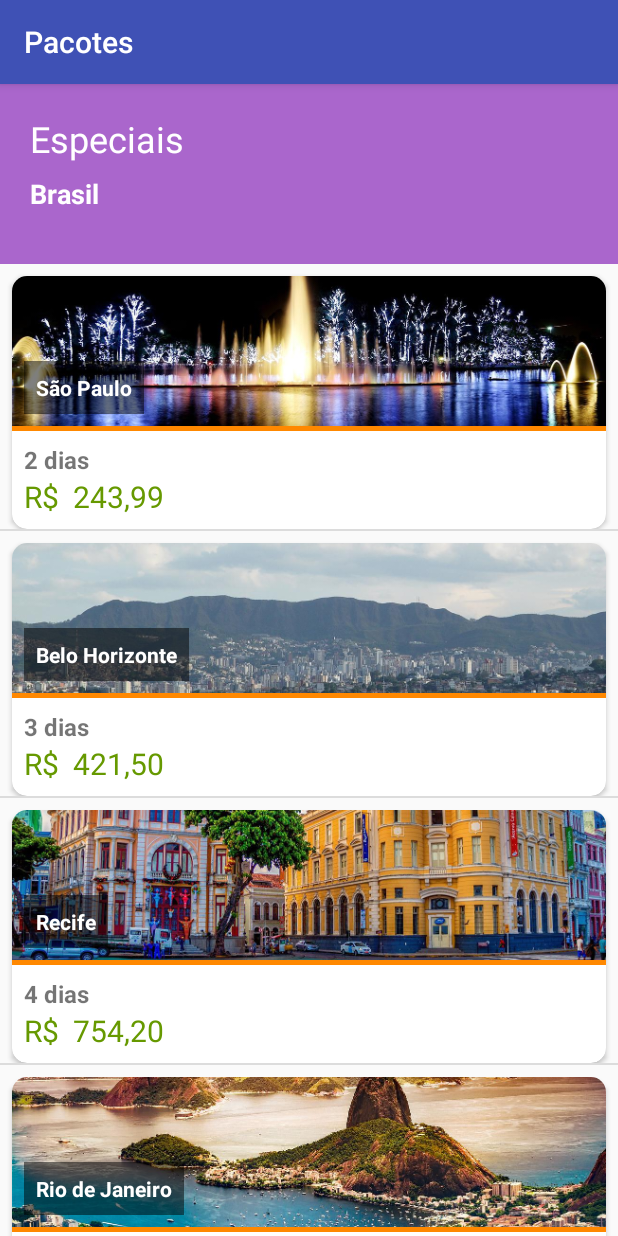
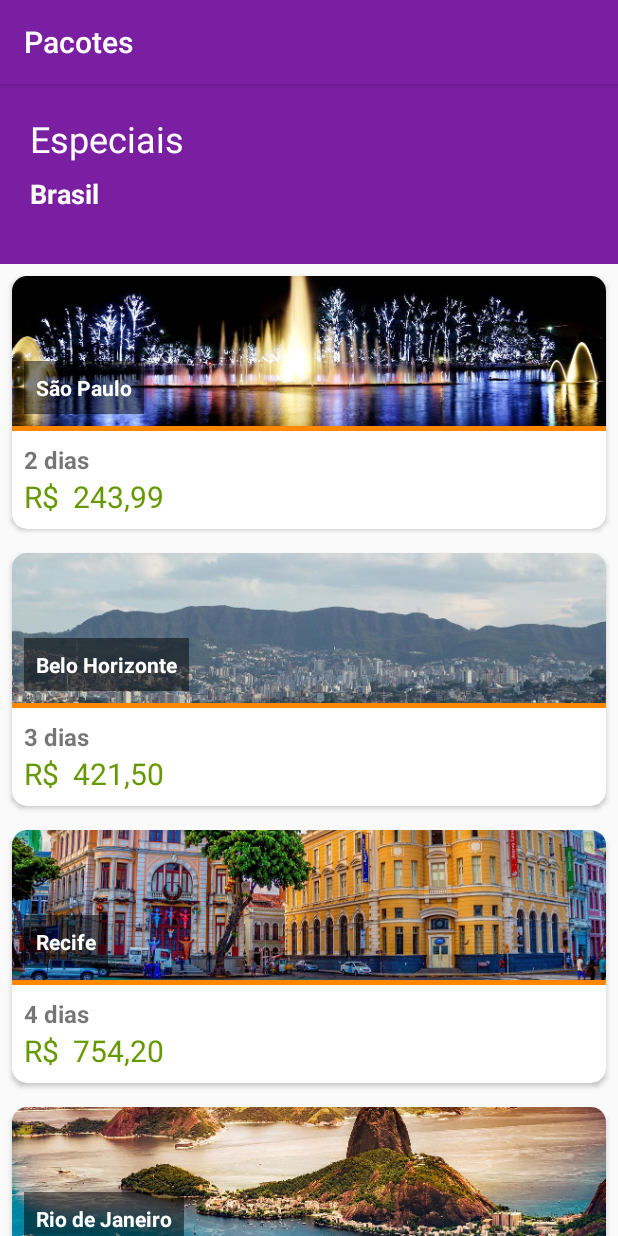
Before and after one commit to JoseAlan/android-design, an Android app: the screen it shows after launch (ListaPacotesActivity), on a phone screen of 412 x 824 dp. Run offline under Robolectric (Android 15) with nearby library versions, the phone set to English and light mode, and no system bars.

Commit message:
Part1 - Refatorando layout.

```diff
--- a/Part1/app/src/main/res/layout/activity_lista_pacotes.xml
+++ b/Part1/app/src/main/res/layout/activity_lista_pacotes.xml
@@ -3,11 +3,10 @@
     xmlns:app="http://schemas.android.com/apk/res-auto"
     xmlns:tools="http://schemas.android.com/tools"
     android:layout_width="match_parent"
-    android:layout_height="match_parent"
-    tools:context="br.com.alura.aluraviagens.ui.activity.ListaPacotesActivity">
+    android:layout_height="match_parent">
 
     <ImageView
-        android:id="@+id/imageView1"
+        android:id="@+id/lista_pacotes_banner_inicial"
         android:layout_width="0dp"
         android:layout_height="120dp"
         app:layout_constraintBottom_toBottomOf="parent"
@@ -15,43 +14,46 @@
         app:layout_constraintStart_toStartOf="parent"
         app:layout_constraintTop_toTopOf="parent"
         app:layout_constraintVertical_bias="0.0"
-        app:srcCompat="@android:color/holo_purple" />
+        app:srcCompat="@color/colorPrimary"
+        android:contentDescription="@string/todos" />
 
     <TextView
-        android:id="@+id/textView"
+        android:id="@+id/lista_pacotes_especiais"
         android:layout_width="wrap_content"
         android:layout_height="wrap_content"
         android:textColor="@android:color/white"
         android:layout_margin="20dp"
-        android:text="Especiais"
+        android:text="@string/especiais"
         android:textSize="24sp"
-        app:layout_constraintBottom_toBottomOf="parent"
-        app:layout_constraintEnd_toEndOf="parent"
+        app:layout_constraintBottom_toBottomOf="@id/lista_pacotes_banner_inicial"
+        app:layout_constraintEnd_toEndOf="@id/lista_pacotes_banner_inicial"
         app:layout_constraintHorizontal_bias="0.0"
-        app:layout_constraintStart_toStartOf="parent"
-        app:layout_constraintTop_toTopOf="parent"
+        app:layout_constraintStart_toStartOf="@id/lista_pacotes_banner_inicial"
+        app:layout_constraintTop_toTopOf="@id/lista_pacotes_banner_inicial"
         app:layout_constraintVertical_bias="0.0" />
 
     <TextView
-        android:id="@+id/textView3"
+        android:id="@+id/lista_pacotes_pais"
         android:layout_width="wrap_content"
         android:layout_height="wrap_content"
         android:textColor="@android:color/white"
         android:layout_marginTop="8dp"
-        android:text="Brasil"
+        android:text="@string/brasil"
         android:textSize="18sp"
         android:textStyle="bold"
-        app:layout_constraintStart_toStartOf="@+id/textView"
-        app:layout_constraintTop_toBottomOf="@+id/textView" />
+        app:layout_constraintStart_toStartOf="@+id/lista_pacotes_especiais"
+        app:layout_constraintTop_toBottomOf="@+id/lista_pacotes_especiais" />
 
     <ListView
         android:id="@+id/lista_pacote_listview"
         android:layout_width="0dp"
         android:layout_height="0dp"
         tools:listitem="@layout/item_pacote"
+        android:divider="@null"
+        android:dividerHeight="0dp"
         app:layout_constraintStart_toStartOf="parent"
         app:layout_constraintEnd_toEndOf="parent"
-        app:layout_constraintTop_toBottomOf="@id/imageView1"
+        app:layout_constraintTop_toBottomOf="@id/lista_pacotes_banner_inicial"
         app:layout_constraintBottom_toBottomOf="parent"/>
 
 </android.support.constraint.ConstraintLayout>
--- a/Part1/app/src/main/res/layout/item_pacote.xml
+++ b/Part1/app/src/main/res/layout/item_pacote.xml
@@ -11,8 +11,9 @@
         android:layout_height="wrap_content"
         android:layout_margin="8dp"
         app:cardCornerRadius="10dp"
-        app:layout_constraintBottom_toTopOf="@+id/item_pacote_imagem"
+        app:layout_constraintBottom_toBottomOf="parent"
         app:layout_constraintEnd_toEndOf="parent"
+        app:layout_constraintVertical_bias="0.0"
         app:layout_constraintStart_toStartOf="parent"
         app:layout_constraintTop_toTopOf="parent">
 
@@ -28,7 +29,7 @@
                 app:layout_constraintEnd_toEndOf="parent"
                 app:layout_constraintStart_toStartOf="parent"
                 app:layout_constraintTop_toTopOf="parent"
-                tools:src="@sample/pacotes.json/pacotes/imagem" />
+                tools:src="@sample/pacotes.json/pacotes/imagem" android:contentDescription="@string/todos" />
 
             <TextView
                 android:id="@+id/item_pacote_local"
@@ -38,7 +39,7 @@
                 android:background="@android:drawable/screen_background_dark_transparent"
                 android:padding="8dp"
                 android:textColor="@android:color/white"
-                android:textSize="14dp"
+                android:textSize="14sp"
                 android:textStyle="bold"
                 app:layout_constraintBottom_toBottomOf="@id/item_pacote_imagem"
                 app:layout_constraintEnd_toEndOf="@id/item_pacote_imagem"
@@ -62,7 +63,7 @@
                 android:layout_width="wrap_content"
                 android:layout_height="wrap_content"
                 android:layout_margin="8dp"
-                android:textSize="16dp"
+                android:textSize="16sp"
                 android:textStyle="bold"
                 app:layout_constraintEnd_toEndOf="parent"
                 app:layout_constraintHorizontal_bias="0.0"
@@ -76,7 +77,7 @@
                 android:layout_height="wrap_content"
                 android:layout_marginBottom="8dp"
                 android:textColor="@android:color/holo_green_dark"
-                android:textSize="20dp"
+                android:textSize="20sp"
                 app:layout_constraintBottom_toBottomOf="parent"
                 app:layout_constraintStart_toStartOf="@id/item_pacote_dias"
                 app:layout_constraintTop_toBottomOf="@id/item_pacote_dias"
--- a/Part1/app/src/main/res/values/colors.xml
+++ b/Part1/app/src/main/res/values/colors.xml
@@ -1,6 +1,6 @@
 <?xml version="1.0" encoding="utf-8"?>
 <resources>
-    <color name="colorPrimary">#3F51B5</color>
-    <color name="colorPrimaryDark">#303F9F</color>
-    <color name="colorAccent">#FF4081</color>
+    <color name="colorPrimary">#7b1fa2</color>
+    <color name="colorPrimaryDark">#4a0072</color>
+    <color name="colorAccent">#ae52d4</color>
 </resources>
--- a/Part1/app/src/main/res/values/strings.xml
+++ b/Part1/app/src/main/res/values/strings.xml
@@ -1,3 +1,7 @@
 <resources>
     <string name="app_name">Alura Viagens</string>
+    <string name="especiais">Especiais</string>
+    <string name="brasil">Brasil</string>
+    <string name="todos">TODO</string>
+
 </resources>
```
